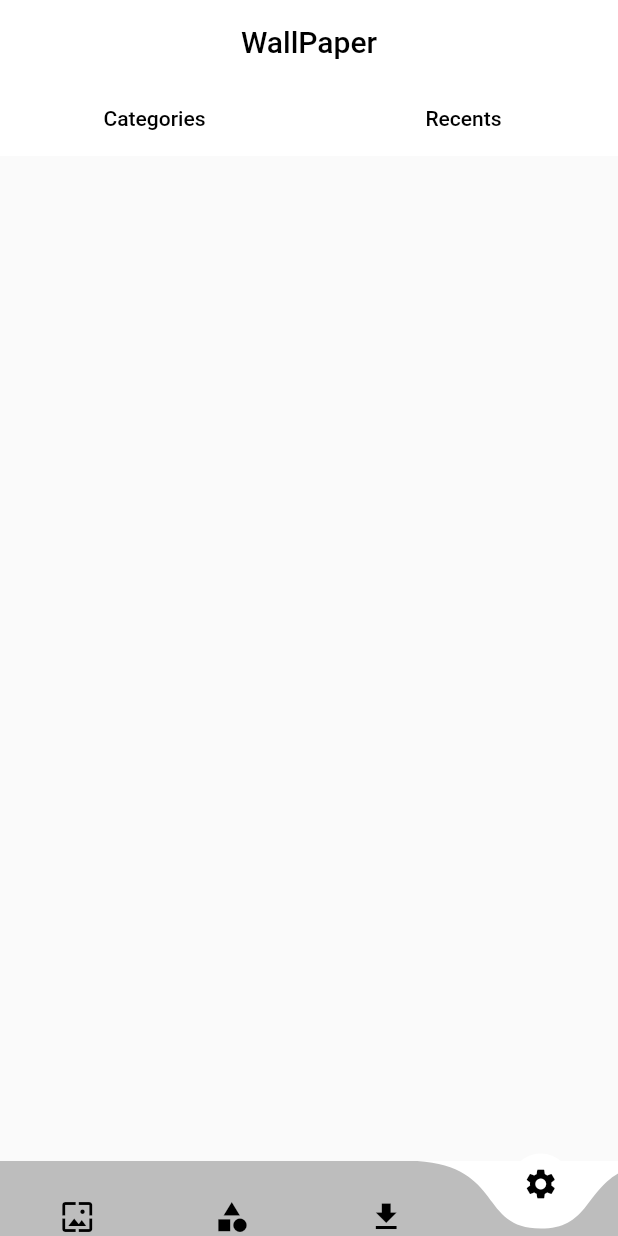
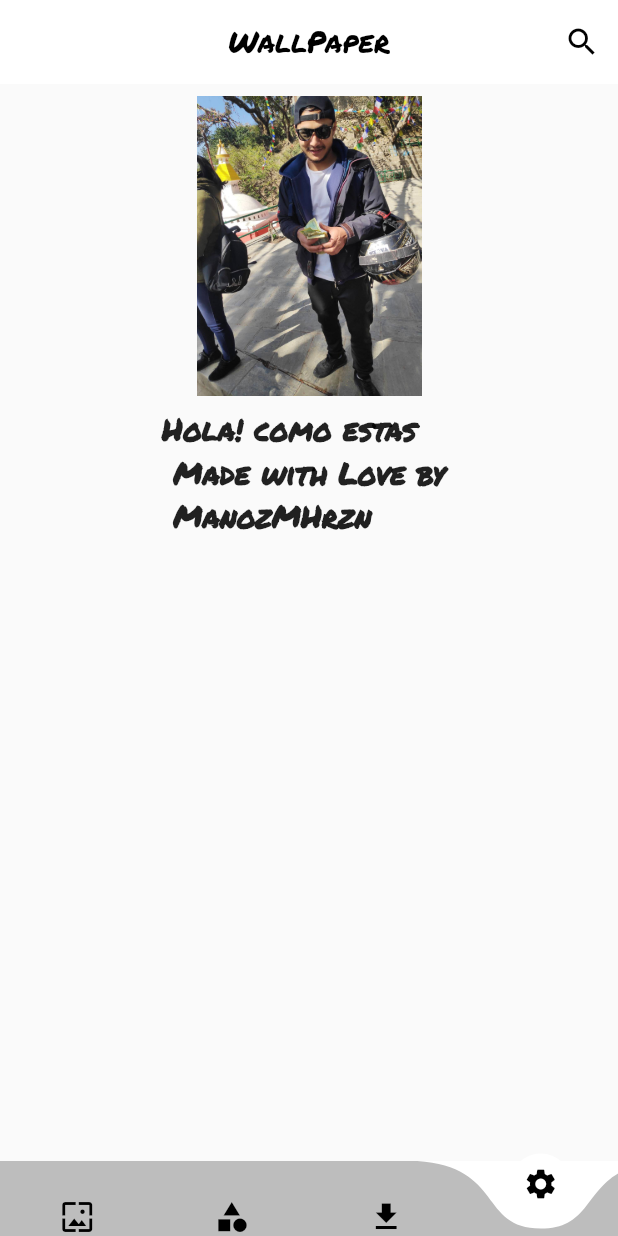
Before and after one commit to manoz12/Wallpaper, a Flutter app: the screen it shows after launch, item 4 of the bottom bar chosen, on a phone screen of 412 x 824 dp. Run offline on Flutter 3.47's test engine with Material 2 defaults, Android fonts, the phone set to English and light mode, and no system bars; drawn by our look-alikes of curved_navigation_bar; network calls fail.

Commit message:
second commit

```diff
--- a/lib/main.dart
+++ b/lib/main.dart
@@ -5,6 +5,7 @@ void main() => runApp(MaterialApp(
       home: HomePage(),
       debugShowCheckedModeBanner: false,
       theme: ThemeData(
+          fontFamily: 'PermanentMarker',
           primaryTextTheme: TextTheme(title: TextStyle(color: Colors.black)),
           iconTheme: IconThemeData(color: Colors.black)),
     ));
--- a/lib/model/categories_model.dart
+++ b/lib/model/categories_model.dart
@@ -0,0 +1,4 @@
+class CategoriesModel {
+  String categoriesName;
+  String categoriesImageUrl;
+}
--- a/lib/screen/about.dart
+++ b/lib/screen/about.dart
@@ -0,0 +1,27 @@
+import 'package:flutter/material.dart';
+
+class About extends StatelessWidget {
+  @override
+  Widget build(BuildContext context) {
+    return Container(
+      margin: EdgeInsets.symmetric(horizontal: 8.0, vertical: 8.0),
+      alignment: Alignment.center,
+      child: Column(
+        children: <Widget>[
+          Container(
+              width: 200,
+              height: 200,
+              child: Image.asset('assets/images/manoz.jpg')),
+          Padding(
+            padding: const EdgeInsets.all(8.0),
+            child: Text(
+              "Hola! como estas \n"
+              " Made with Love by \n ManozMHrzn",
+              style: TextStyle(fontWeight: FontWeight.bold, fontSize: 20.0),
+            ),
+          )
+        ],
+      ),
+    );
+  }
+}
--- a/lib/screen/home_page.dart
+++ b/lib/screen/home_page.dart
@@ -1,5 +1,9 @@
 import 'package:curved_navigation_bar/curved_navigation_bar.dart';
 import 'package:flutter/material.dart';
+import 'package:wallpaperapp/model/categories_model.dart';
+import 'package:wallpaperapp/screen/about.dart';
+import 'package:wallpaperapp/screen/category_page.dart';
+import 'package:wallpaperapp/screen/trending_image.dart';
 
 class HomePage extends StatefulWidget {
   @override
@@ -7,49 +11,59 @@ class HomePage extends StatefulWidget {
 }
 
 class _HomePageState extends State<HomePage> {
-  final _kTabs = <Tab>[
-    Tab(
-      text: 'Categories',
+  List<CategoriesModel> categories = new List();
+  int _currentNavIndex = 0;
+  static List<Widget> _navBarListIcon = <Widget>[
+    Icon(Icons.wallpaper),
+    Icon(Icons.category),
+    Icon(Icons.file_download),
+    Icon(Icons.settings)
+  ];
+
+  final List<Widget> _children = [
+    TrendingPage(),
+    CategoriesPage(),
+    Container(
+      color: Colors.green,
     ),
-    Tab(text: 'Recents')
+    About(),
   ];
+
   @override
   Widget build(BuildContext context) {
-    return DefaultTabController(
-      length: _kTabs.length,
-      child: Scaffold(
+    return Scaffold(
       appBar: AppBar(
+        backgroundColor: Colors.white,
+        title: Text("WallPaper"),
+        elevation: 0.0,
         centerTitle: true,
-          backgroundColor: Colors.white,
-          elevation: 0.0,
-          title: Text(
-            "WallPaper",
+        actions: <Widget>[
+          IconButton(
+              icon: Icon(
+                Icons.search,
+                color: Colors.black,
               ),
-          bottom: TabBar(
-            indicator: BoxDecoration(
-                borderRadius: BorderRadius.circular(2.0), color: Colors.white),
-            indicatorColor: Colors.white,
-            tabs: _kTabs,
-            unselectedLabelColor: Colors.black,
-            labelColor: Colors.black,
+              onPressed: () {})
+        ],
       ),
-        ),
+      body: _children.elementAt(_currentNavIndex),
       bottomNavigationBar: CurvedNavigationBar(
         color: Colors.black26,
         backgroundColor: Colors.white,
         buttonBackgroundColor: Colors.white,
         height: 50,
-          items: <Widget>[
-            Icon(Icons.wallpaper),
-            Icon(Icons.category),
-            Icon(Icons.file_download),
-            Icon(Icons.settings)
-          ],
+        items: _navBarListIcon,
         animationDuration: Duration(milliseconds: 200),
         animationCurve: Curves.bounceInOut,
-          onTap: (index) {},
-        ),
+        onTap: _onItemTappedForNavBar,
       ),
     );
   }
+
+  void _onItemTappedForNavBar(int index) {
+    setState(() {
+      _currentNavIndex = index;
+//
+    });
   }
+}
--- a/lib/util/constant.dart
+++ b/lib/util/constant.dart
@@ -0,0 +1,3 @@
+var apiurl = "https://api.pexels.com/v1/curated?per_page=100&page=1";
+var apiValue = "563492ad6f9170000100000194c3d5a8ab58473f8c2b264f2d5dc440";
+var apiKey = "Authorization";
--- a/lib/util/global.dart
+++ b/lib/util/global.dart
@@ -0,0 +1,6 @@
+import 'package:wallpaperapp/model/photo_model.dart';
+
+class Global {
+  static List<Photos> photos = new List();
+  static int Index = 0;
+}
```
Also changed, not shown: lib/data/categories_data.dart (+56 -0 lines), lib/model/photo_model.dart (+127 -0 lines), lib/screen/category_page.dart (+31 -0 lines), lib/screen/trending_image.dart (+67 -0 lines), lib/ui/full_image.dart (+31 -0 lines), lib/ui/widget.dart (+65 -0 lines), pubspec.yaml (+8 -9 lines), pubspec.lock, 1 other file. Lines whose indentation alone changed are shown as unchanged.
